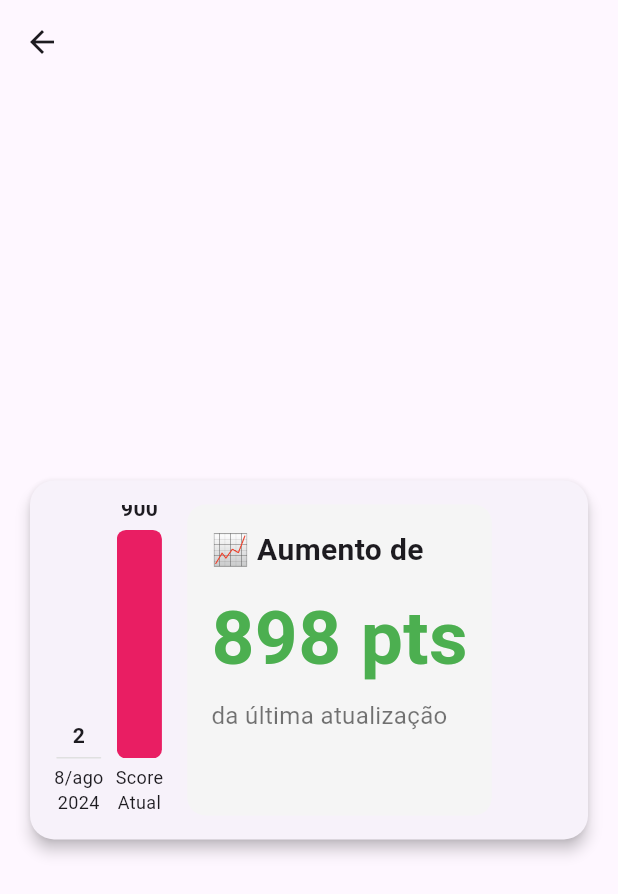
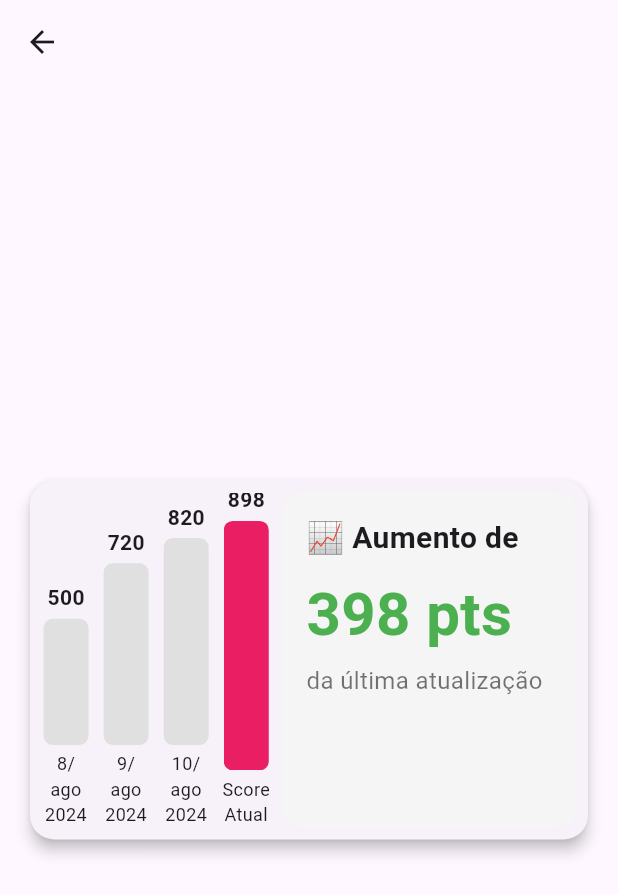
Before and after one commit to WemersonDamasceno/local_notifications, a Flutter app: the ChartFlutterView screen opened directly, on a phone screen of 412 x 824 dp. Shown: the top 894 px of the screen. Run offline on Flutter 3.47's test engine with Material 3 defaults, Android fonts, the phone set to English and light mode, and no system bars; our stand-ins replace equatable, firebase_core, firebase_messaging, flutter_bloc, flutter_local_notifications, flutter_svg and 1 more; missing offline and left inert: nova_design_system; accounts and stored records are empty.

Commit message:
refactor: adjust chart bar to show enables widgets

```diff
--- a/lib/views/chart_flutter/views/chart_flutter_view.dart
+++ b/lib/views/chart_flutter/views/chart_flutter_view.dart
@@ -1,15 +1,53 @@
 import 'package:flutter/material.dart';
 
-class ChartFlutterView extends StatelessWidget {
+class ScoreBar {
+  final int value;
+  final DateTime date;
+
+  ScoreBar({required this.value, required this.date});
+}
+
+class ChartFlutterView extends StatefulWidget {
   const ChartFlutterView({super.key});
 
-  final int oldScore = 2;
-  final int currentScore = 900;
-  final int maxScore = 1000;
+  @override
+  State<ChartFlutterView> createState() => _ChartFlutterViewState();
+}
+
+class _ChartFlutterViewState extends State<ChartFlutterView> {
+  String formatDate(DateTime date) {
+    const months = {
+      1: 'jan',
+      2: 'fev',
+      3: 'mar',
+      4: 'abr',
+      5: 'mai',
+      6: 'jun',
+      7: 'jul',
+      8: 'ago',
+      9: 'set',
+      10: 'out',
+      11: 'nov',
+      12: 'dez',
+    };
+
+    final month = months[date.month] ?? '';
+    return "${date.day}/$month\n${date.year}";
+  }
 
   @override
   Widget build(BuildContext context) {
-    final int diff = currentScore - oldScore;
+    // Lista inicial de Scores
+    final List<ScoreBar> scores = [
+      ScoreBar(value: 500, date: DateTime(2024, 8, 8)),
+      ScoreBar(value: 720, date: DateTime(2024, 8, 9)),
+      ScoreBar(value: 820, date: DateTime(2024, 8, 10)),
+      ScoreBar(value: 898, date: DateTime(2024, 8, 11)), // Score Atual
+    ];
+    final ScoreBar oldScore = scores.first;
+    final ScoreBar currentScore = scores.last;
+
+    final int diff = currentScore.value - oldScore.value;
     final bool isPositive = diff >= 0;
 
     return Scaffold(
@@ -25,32 +63,49 @@ class ChartFlutterView extends StatelessWidget {
                 borderRadius: BorderRadius.circular(16),
               ),
               child: Padding(
-                padding: const EdgeInsets.all(16),
+                padding: const EdgeInsets.all(8),
                 child: LayoutBuilder(
                   builder: (context, constraints) {
+                    final double barsWidth = constraints.maxWidth * 0.45;
+                    final double textWidth = constraints.maxWidth * 0.55;
+
+                    // Quantas barras cabem (mínimo 40px cada incluindo espaço)
+                    const double barMinWidth = 40;
+                    final int maxBars = (barsWidth / barMinWidth)
+                        .floor()
+                        .clamp(1, scores.length);
+
+                    // Sempre pega do final para mostrar pelo menos a última
+                    final List<ScoreBar> visibleScores = scores
+                        .sublist(scores.length - maxBars) // pega do final
+                        .toList();
+
                     return Row(
                       crossAxisAlignment: CrossAxisAlignment.start,
                       children: [
-                        // Gráfico de barras
-                        Row(
+                        SizedBox(
+                          width: barsWidth,
+                          child: Row(
                             crossAxisAlignment: CrossAxisAlignment.end,
                             children: [
+                              for (final score in visibleScores) ...[
                                 _buildBar(
-                              value: oldScore,
-                              color: Colors.grey[300]!,
-                              label: '8/ago\n2024',
+                                  value: score.value,
+                                  color: score == currentScore
+                                      ? Colors.pink
+                                      : Colors.grey[300]!,
+                                  label: score == currentScore
+                                      ? 'Score\nAtual'
+                                      : formatDate(score.date),
                                 ),
                                 const SizedBox(width: 8),
-                            _buildBar(
-                              value: currentScore,
-                              color: Colors.pink,
-                              label: 'Score\nAtual',
-                            ),
+                              ],
                             ],
                           ),
-                        const SizedBox(width: 16),
-                        // Informações de texto
-                        Container(
+                        ),
+                        SizedBox(
+                          width: textWidth,
+                          child: Container(
                             padding: const EdgeInsets.all(16),
                             decoration: BoxDecoration(
                               color: Colors.grey[100],
@@ -69,12 +124,16 @@ class ChartFlutterView extends StatelessWidget {
                                   ),
                                 ),
                                 const SizedBox(height: 8),
-                              Text(
+                                FittedBox(
+                                  child: Text(
                                     '${diff.abs()} pts',
                                     style: TextStyle(
-                                  fontSize: 50,
+                                      fontSize: 40,
                                       fontWeight: FontWeight.bold,
-                                  color: isPositive ? Colors.green : Colors.red,
+                                      color: isPositive
+                                          ? Colors.green
+                                          : Colors.red,
+                                    ),
                                   ),
                                 ),
                                 const SizedBox(height: 4),
@@ -86,6 +145,7 @@ class ChartFlutterView extends StatelessWidget {
                                   ),
                                 ),
                               ],
+                            ),
                           ),
                         ),
                       ],
@@ -105,13 +165,14 @@ class ChartFlutterView extends StatelessWidget {
     required Color color,
     required String label,
   }) {
-    return Column(
+    return Expanded(
+      child: Column(
         mainAxisAlignment: MainAxisAlignment.end,
         children: [
-        // Stack que desenha a barra e o valor logo acima
           Expanded(
             child: LayoutBuilder(
               builder: (context, constraints) {
+                const int maxScore = 1000;
                 final double maxHeight = constraints.maxHeight;
                 final double ratio = value / maxScore;
                 final double barHeight =
@@ -120,7 +181,6 @@ class ChartFlutterView extends StatelessWidget {
                 return Stack(
                   alignment: Alignment.bottomCenter,
                   children: [
-                  // Barra proporcional
                     Container(
                       width: 30,
                       height: barHeight,
@@ -129,7 +189,6 @@ class ChartFlutterView extends StatelessWidget {
                         borderRadius: BorderRadius.circular(6),
                       ),
                     ),
-                  // Valor logo acima da barra
                     Positioned(
                       bottom: barHeight + 4,
                       child: Text(
@@ -149,6 +208,7 @@ class ChartFlutterView extends StatelessWidget {
             style: const TextStyle(fontSize: 12),
           ),
         ],
+      ),
     );
   }
 }
```
Lines whose indentation alone changed are shown as unchanged.
